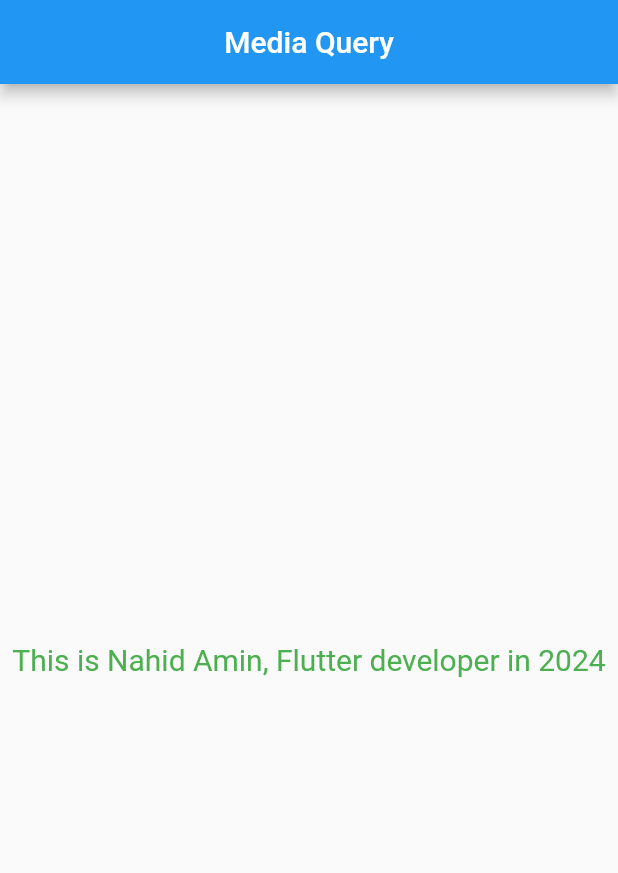
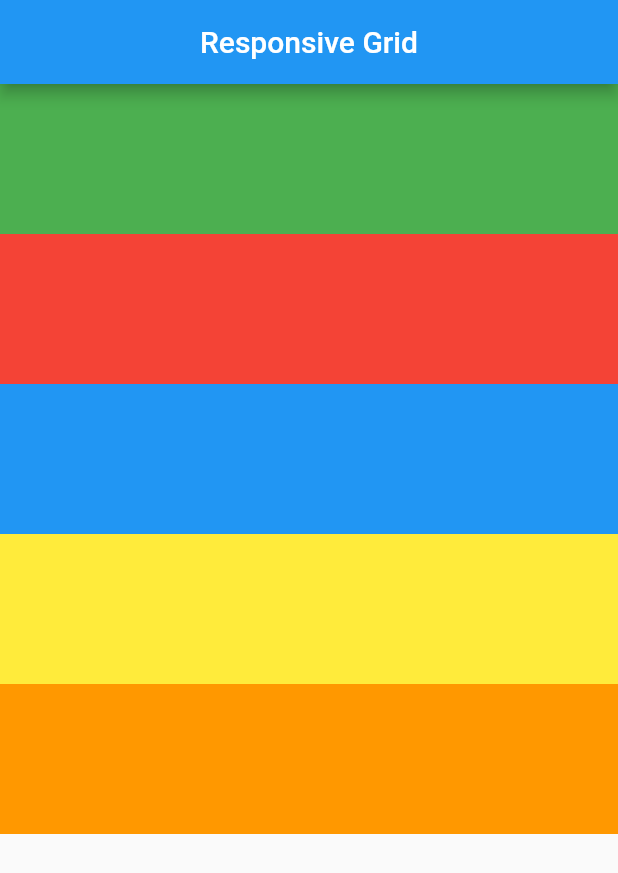
Before and after one commit to Nahid-web/flutter_ostad, a Flutter app: the screen it shows after launch, on a phone screen of 412 x 824 dp. Shown: the top 873 px of the screen. Run offline on Flutter 3.47's test engine with Material 2 defaults, Android fonts, the light colour scheme and no system bars; our stand-ins replace responsive_grid.

Commit message:
Responsive Grid

```diff
--- a/lib/main.dart
+++ b/lib/main.dart
@@ -1,5 +1,5 @@
 import 'package:flutter/material.dart';
-import 'package:flutter_ostad/style.dart';
+import 'package:responsive_grid/responsive_grid.dart';
 
 void main() {
   runApp(const MyApp());
@@ -10,22 +10,63 @@ class MyApp extends StatelessWidget {
 
   @override
   Widget build(BuildContext context) {
-
     return MaterialApp(
       home: Scaffold(
         appBar: AppBar(
-          title: const Text('Media Query'),
+          title: const Text('Responsive Grid'),
           centerTitle: true,
         ),
-        body: Center(
-          child: Column(
-            mainAxisAlignment: MainAxisAlignment.center,
-            children: [
-              Text('This is Nahid Amin, Flutter developer in 2024', style: headline(context),),
+        body: ResponsiveGridRow(
+          children: [
+            ResponsiveGridCol(
+              xl: 12,
+              child: Container(
+                height: 100,
+                color: Colors.green,
+              ),
+            ),
+            ResponsiveGridCol(
+              xl: 3,
+              md: 4,
+              sm: 6,
+              xs: 12,
+              child: Container(
+                height: 100,
+                color: Colors.red,
+              ),
+            ),
+            ResponsiveGridCol(
+              xl: 3,
+              md: 4,
+              sm: 6,
+              xs: 12,
+              child: Container(
+                height: 100,
+                color: Colors.blue,
+              ),
+            ),
+            ResponsiveGridCol(
+              xl: 3,
+              md: 4,
+              sm: 6,
+              xs: 12,
+              child: Container(
+                height: 100,
+                color: Colors.yellow,
+              ),
+            ),ResponsiveGridCol(
+              xl: 3,
+              md: 4,
+              sm: 6,
+              xs: 12,
+              child: Container(
+                height: 100,
+                color: Colors.orange,
+              ),
+            ),
 
-            ],
-          ),
-        )
+          ],
+        ),
       ),
     );
   }
--- a/lib/style.dart
+++ /dev/null
@@ -1,24 +0,0 @@
-
-import 'package:flutter/material.dart';
-
-
-
-TextStyle headline(context){
-
-  var width = MediaQuery.of(context).size.width;
-
-  //mobile
-  if(width<600){
-    return const TextStyle(
-      color: Colors.green,
-      fontSize: 20,
-    );
-  }
-  //desktop or web
-  else {
-    return  const TextStyle(
-      color: Colors.red,
-      fontSize: 40,
-    );
-  }
-}
--- a/pubspec.yaml
+++ b/pubspec.yaml
@@ -35,6 +35,7 @@ dependencies:
   # The following adds the Cupertino Icons font to your application.
   # Use with the CupertinoIcons class for iOS style icons.
   cupertino_icons: ^1.0.2
+  responsive_grid: ^2.4.4
 
 dev_dependencies:
   flutter_test:
```
Also changed, not shown: pubspec.lock.
